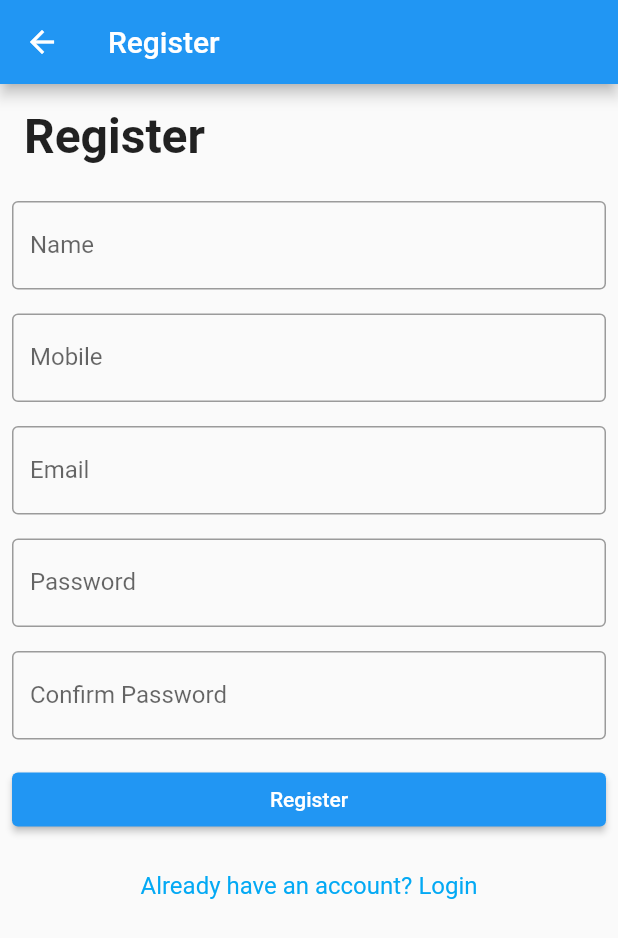
After one commit to PG19CS06/Student-Portal-Android-App, a Flutter app: the RegisterPage screen opened by its route, on a phone screen of 412 x 824 dp. The commit adds this screen. Shown: the top 938 px of the screen. Run offline on Flutter 3.47's test engine with Material 2 defaults, Android fonts, the phone set to English and light mode, and no system bars.

Commit message:
register page

```diff
--- /dev/null
+++ b/lib/pages/register/register.dart
@@ -0,0 +1,100 @@
+import 'package:flutter/material.dart';
+import 'package:flutter/services.dart';
+import 'package:student_portal_app/routing/route_constants.dart';
+
+class RegisterPage extends StatelessWidget {
+  const RegisterPage({Key? key}) : super(key: key);
+
+  @override
+  Widget build(BuildContext context) {
+    return Scaffold(
+      appBar: AppBar(title: Text("Register")),
+      body: SingleChildScrollView(
+        child: Column(
+          crossAxisAlignment: CrossAxisAlignment.stretch,
+          children: [
+            Padding(
+              padding: const EdgeInsets.all(16.0),
+              child: Text(
+                "Register",
+                style: TextStyle(fontSize: 32, fontWeight: FontWeight.bold),
+              ),
+            ),
+            Padding(
+              padding: const EdgeInsets.all(8.0),
+              child: TextFormField(
+                decoration: InputDecoration(
+                  label: Text("Name"),
+                  border: OutlineInputBorder(),
+                ),
+              ),
+            ),
+            Padding(
+              padding: const EdgeInsets.all(8.0),
+              child: TextFormField(
+                keyboardType: TextInputType.phone,
+                decoration: InputDecoration(
+                  label: Text("Mobile"),
+                  border: OutlineInputBorder(),
+
+                ),
+              ),
+            ),
+            Padding(
+              padding: const EdgeInsets.all(8.0),
+              child: TextFormField(
+                keyboardType: TextInputType.emailAddress,
+                decoration: InputDecoration(
+                  label: Text("Email"),
+                  border: OutlineInputBorder(),
+
+                ),
+              ),
+            ),
+            Padding(
+              padding: const EdgeInsets.all(8.0),
+              child: TextFormField(
+                obscureText: true,
+                decoration: InputDecoration(
+                  label: Text("Password"),
+                  border: OutlineInputBorder(),
+
+                ),
+              ),
+            ),
+            Padding(
+              padding: const EdgeInsets.all(8.0),
+              child: TextFormField(
+                obscureText: true,
+                decoration: InputDecoration(
+                  label: Text("Confirm Password"),
+                  border: OutlineInputBorder(),
+
+                ),
+              ),
+            ),
+            Padding(
+              padding: const EdgeInsets.all(8.0),
+              child: ElevatedButton(onPressed: (){
+                Navigator.of(context).pushNamed(routeDashboard);
+
+              }, child:Text("Register")),
+            ),
+            SizedBox(height: 16,),
+            Center(
+              child: InkWell(
+                child:Text("Already have an account? Login",
+                style: TextStyle(color: Colors.lightBlue,fontSize: 16),) ,
+                onTap: (){
+                  Navigator.of(context).pushNamed(routeLogin);
+
+                },
+              ),
+            )
+          ],
+        ),
+      ),
+    );
+  }
+
+}
--- a/lib/routing/route_constants.dart
+++ b/lib/routing/route_constants.dart
@@ -1,5 +1,6 @@
 const String routeRoot = "/";
 const String routeLogin = "/login";
+const String routeRegister = "/register";
 const String routeDashboard = "/dashboard";
 const String routeNotification = "/notification";
 const String routeFeedback = "/feedback";
--- a/lib/routing/router.dart
+++ b/lib/routing/router.dart
@@ -4,6 +4,7 @@ import 'dart:io';
 import 'package:flutter/cupertino.dart';
 import 'package:flutter/material.dart';
 import 'package:student_portal_app/pages/login/login.dart';
+import 'package:student_portal_app/pages/register/register.dart';
 import 'package:student_portal_app/routing/route_constants.dart';
 
 import '../pages/dashboard/dashboard.dart';
@@ -17,6 +18,8 @@ Route<dynamic> generateRoute(RouteSettings settings) {
       return generatePlatformRoute(SplashPage());
     case routeLogin:
       return generatePlatformRoute(LoginPage());
+    case routeRegister:
+      return generatePlatformRoute(RegisterPage());
     case routeDashboard:
       return generatePlatformRoute(DashboardPage());
     case routeNotification:
--- a/lib/splash_screen.dart
+++ b/lib/splash_screen.dart
@@ -28,6 +28,9 @@ class SplashPage extends StatelessWidget {
             Navigator.of(context).pushNamed(routeLogin);
           }, child: Text("Login")),
           TextButton(onPressed: (){
+            Navigator.of(context).pushNamed(routeRegister);
+          }, child: Text("Register")),
+          TextButton(onPressed: (){
             Navigator.of(context).pushNamed(routeDashboard);
           }, child: Text("Dashboard")),
           TextButton(onPressed: (){
```
